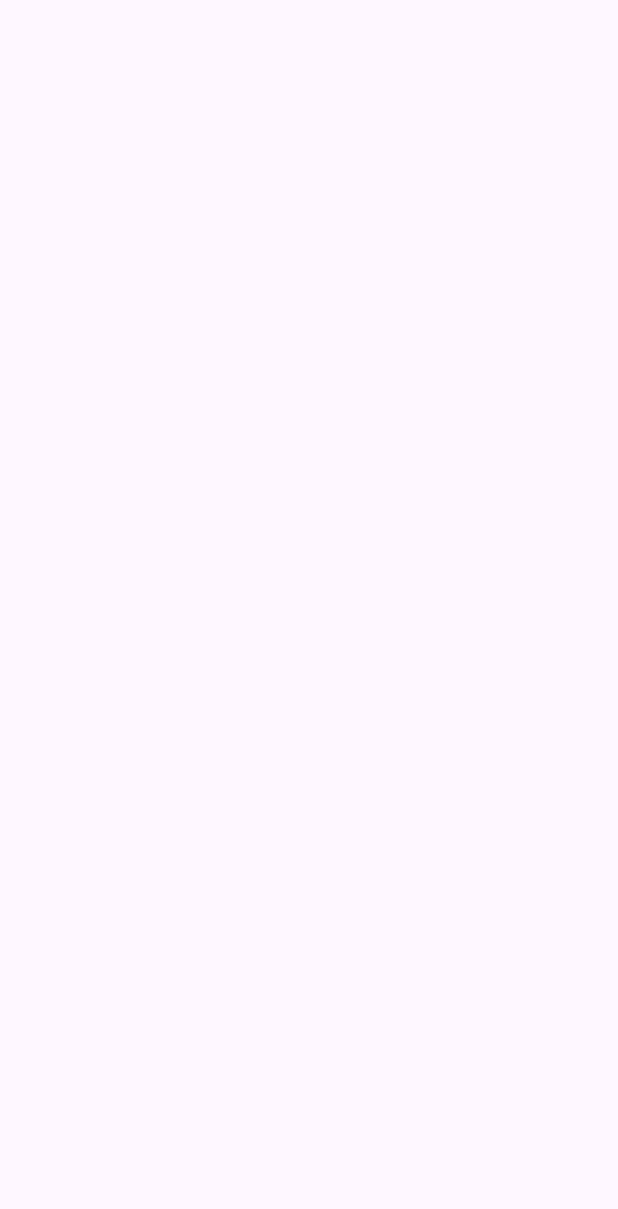
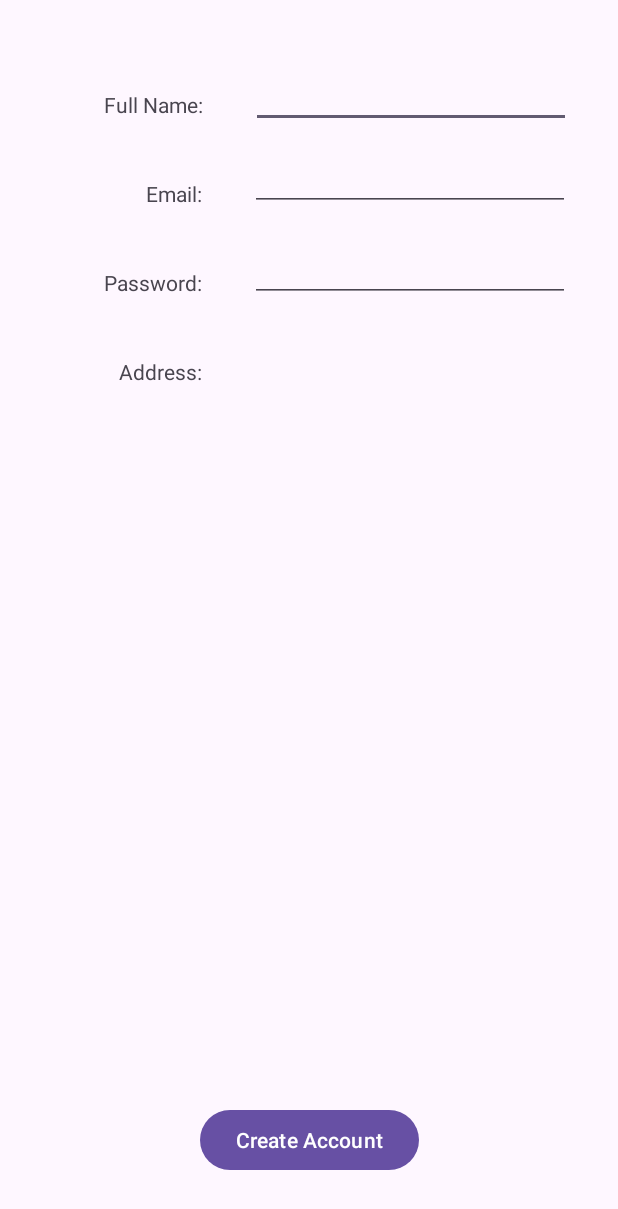
Before and after one commit to jsebasbermu97/W24_3175_S1_G4_HandyMan, an Android app: the OwnerCreateAccountActivity screen opened directly, with no data from a screen before it, on a phone screen of 412 x 824 dp. Before the commit the part shown is empty. Shown: the top 1209 px of the screen. Run offline under Robolectric (Android 15) with nearby library versions, the phone set to English and light mode, and no system bars.

Commit message:
add create owner section

```diff
--- a/app/src/main/java/com/example/handyman/owner/OwnerCreateAccountActivity.java
+++ b/app/src/main/java/com/example/handyman/owner/OwnerCreateAccountActivity.java
@@ -2,9 +2,16 @@ package com.example.handyman.owner;
 
 import androidx.appcompat.app.AppCompatActivity;
 
+import android.database.sqlite.SQLiteDatabase;
 import android.os.Bundle;
+import android.view.View;
+import android.widget.Button;
+import android.widget.EditText;
+import android.widget.Toast;
 
 import com.example.handyman.R;
+import com.example.handyman.database.Database;
+import com.example.handyman.worker.WorkerCreateAccountActivity;
 
 public class OwnerCreateAccountActivity extends AppCompatActivity {
 
@@ -12,5 +19,49 @@ public class OwnerCreateAccountActivity extends AppCompatActivity {
     protected void onCreate(Bundle savedInstanceState) {
         super.onCreate(savedInstanceState);
         setContentView(R.layout.activity_owner_create_account);
+
+        Button buttonCreateAccount = findViewById(R.id.buttonCreateAccount);
+
+        buttonCreateAccount.setOnClickListener(new View.OnClickListener() {
+            @Override
+            public void onClick(View v) {
+                EditText txtName = findViewById(R.id.editTextName);
+                String txtNameString = txtName.getText().toString();
+                if (txtNameString.isEmpty()){
+                    Toast.makeText(OwnerCreateAccountActivity.this, "Please enter your name", Toast.LENGTH_SHORT).show();
+                    return;
+                }
+
+                EditText txtEmail = findViewById(R.id.editTextEmailAddress);
+                String txtEmailString = txtEmail.getText().toString();
+                if (txtEmailString.isEmpty()){
+                    Toast.makeText(OwnerCreateAccountActivity.this, "Please enter your email address", Toast.LENGTH_SHORT).show();
+                    return;
+                }
+
+                EditText txtPassword = findViewById(R.id.editTextCreatePassword);
+                String txtPasswordString = txtPassword.getText().toString();
+                if (txtPasswordString.isEmpty()) {
+                    Toast.makeText(OwnerCreateAccountActivity.this, "Please enter your password", Toast.LENGTH_SHORT).show();
+                    return;
+                }
+
+                // ------------------- TODO: add the details for the google map here ------------------
+
+
+                // ------------------------------------------------------------------------------------
+
+                Database database = new Database(OwnerCreateAccountActivity.this);
+                SQLiteDatabase db = database.getWritableDatabase();
+
+                // TODO: add google map to database
+                database.addOwner(db, txtNameString, txtEmailString, txtPasswordString);
+
+                Toast.makeText(OwnerCreateAccountActivity.this, "Account created successfully!", Toast.LENGTH_LONG).show();
+                txtName.setText("");
+                txtEmail.setText("");
+                txtPassword.setText("");
+            }
+        });
     }
 }
--- a/app/src/main/res/layout/activity_owner_create_account.xml
+++ b/app/src/main/res/layout/activity_owner_create_account.xml
@@ -6,4 +6,92 @@
     android:layout_height="match_parent"
     tools:context=".owner.OwnerCreateAccountActivity">
 
+
+    <TextView
+        android:id="@+id/textViewName"
+        android:layout_width="wrap_content"
+        android:layout_height="wrap_content"
+        android:layout_marginTop="60dp"
+        android:text="@string/txtName"
+        app:layout_constraintEnd_toEndOf="parent"
+        app:layout_constraintHorizontal_bias="0.201"
+        app:layout_constraintStart_toStartOf="parent"
+        app:layout_constraintTop_toTopOf="parent" />
+
+    <TextView
+        android:id="@+id/textViewEmail"
+        android:layout_width="wrap_content"
+        android:layout_height="wrap_content"
+        android:layout_marginTop="40dp"
+        android:text="@string/txtEmail"
+        app:layout_constraintEnd_toEndOf="parent"
+        app:layout_constraintHorizontal_bias="0.26"
+        app:layout_constraintStart_toStartOf="parent"
+        app:layout_constraintTop_toBottomOf="@+id/textViewName" />
+
+    <TextView
+        android:id="@+id/textViewPassword"
+        android:layout_width="wrap_content"
+        android:layout_height="wrap_content"
+        android:layout_marginTop="40dp"
+        android:text="@string/txtCreatePassword"
+        app:layout_constraintEnd_toEndOf="parent"
+        app:layout_constraintHorizontal_bias="0.2"
+        app:layout_constraintStart_toStartOf="parent"
+        app:layout_constraintTop_toBottomOf="@+id/textViewEmail" />
+
+    <TextView
+        android:id="@+id/textViewAddress"
+        android:layout_width="wrap_content"
+        android:layout_height="wrap_content"
+        android:layout_marginTop="40dp"
+        android:text="@string/txtAddress"
+        app:layout_constraintEnd_toEndOf="parent"
+        app:layout_constraintHorizontal_bias="0.222"
+        app:layout_constraintStart_toStartOf="parent"
+        app:layout_constraintTop_toBottomOf="@+id/textViewPassword" />
+
+    <EditText
+        android:id="@+id/editTextName"
+        android:layout_width="wrap_content"
+        android:layout_height="wrap_content"
+        android:layout_marginTop="40dp"
+        android:ems="10"
+        android:inputType="text"
+        app:layout_constraintEnd_toEndOf="parent"
+        app:layout_constraintStart_toEndOf="@+id/textViewName"
+        app:layout_constraintTop_toTopOf="parent" />
+
+    <EditText
+        android:id="@+id/editTextEmailAddress"
+        android:layout_width="wrap_content"
+        android:layout_height="wrap_content"
+        android:layout_marginTop="10dp"
+        android:ems="10"
+        android:inputType="textEmailAddress"
+        app:layout_constraintEnd_toEndOf="parent"
+        app:layout_constraintStart_toEndOf="@+id/textViewEmail"
+        app:layout_constraintTop_toBottomOf="@+id/editTextName" />
+
+    <EditText
+        android:id="@+id/editTextCreatePassword"
+        android:layout_width="wrap_content"
+        android:layout_height="wrap_content"
+        android:layout_marginTop="15dp"
+        android:ems="10"
+        android:inputType="textPassword"
+        app:layout_constraintEnd_toEndOf="parent"
+        app:layout_constraintStart_toEndOf="@+id/textViewPassword"
+        app:layout_constraintTop_toBottomOf="@+id/editTextEmailAddress" />
+
+    <Button
+        android:id="@+id/buttonCreateAccount"
+        android:layout_width="wrap_content"
+        android:layout_height="wrap_content"
+        android:layout_marginBottom="40dp"
+        android:text="@string/btnCreateAccount"
+        app:layout_constraintBottom_toBottomOf="parent"
+        app:layout_constraintEnd_toEndOf="parent"
+        app:layout_constraintStart_toStartOf="parent" />
+
 </androidx.constraintlayout.widget.ConstraintLayout>
```
